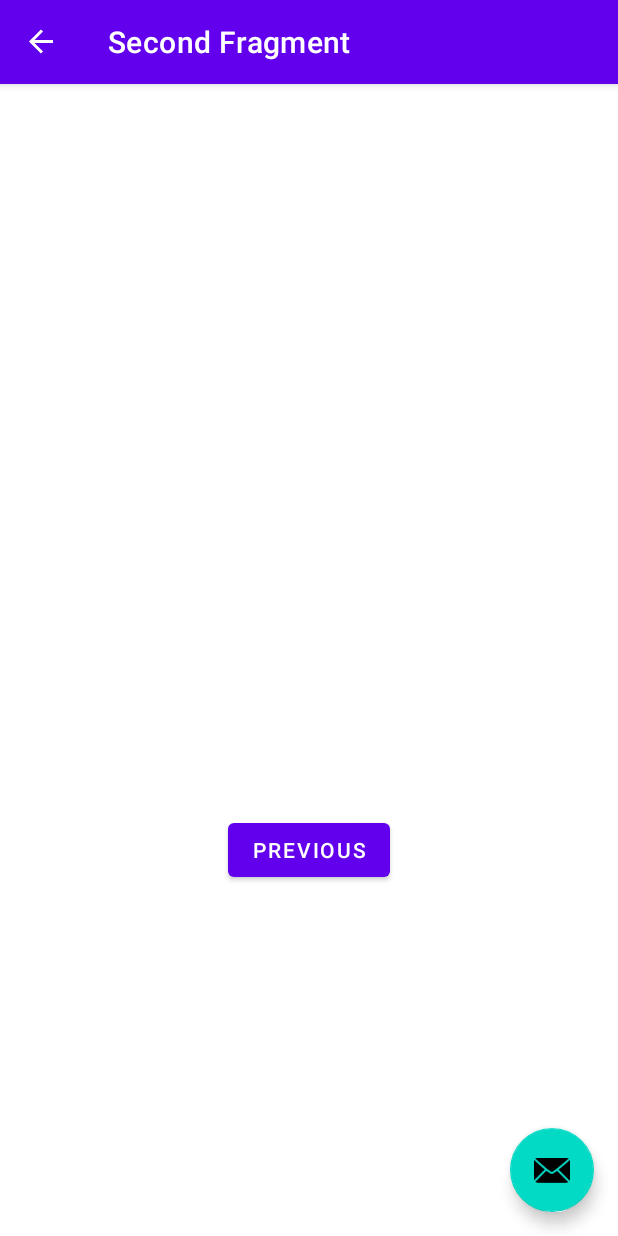
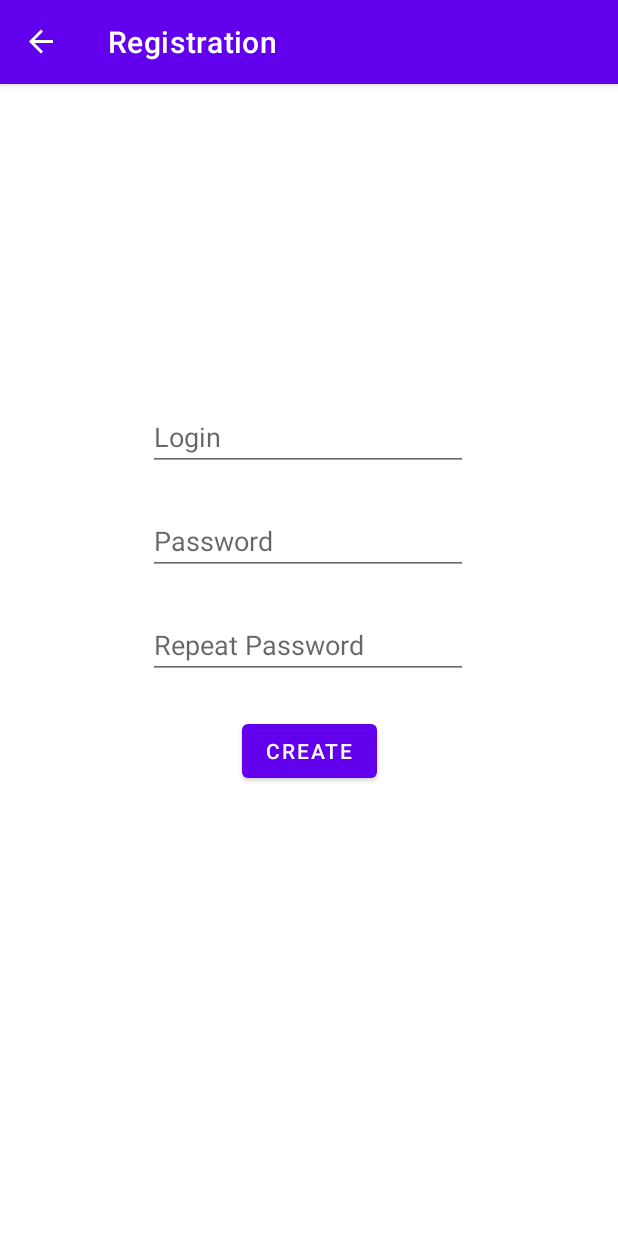
Before and after one commit to advasileva/CryptoNetwork, an Android app: the RegistrationFragment screen opened through its navigation route, on a phone screen of 412 x 824 dp. Run offline under Robolectric (Android 15) with nearby library versions, the phone set to English and light mode, and no system bars; our stand-ins replace navigation-ui.

Commit message:
auth and registr added

```diff
--- a/CryptoNetworkApp/app/src/main/java/com/example/cryptonetwork/ui/account/AccountFragment.kt
+++ b/CryptoNetworkApp/app/src/main/java/com/example/cryptonetwork/ui/account/AccountFragment.kt
@@ -38,7 +38,6 @@ class AccountFragment : Fragment() {
 
         val loginButton: Button = binding.loginButton
         loginButton.setOnClickListener {
-            loginButton.text = "New Text"
             val intent = Intent(context, IdentificationActivity::class.java).apply {
                 putExtra("keyIdentifier", 1)
                 startActivity(this)
--- a/CryptoNetworkApp/app/src/main/java/com/example/cryptonetwork/ui/identification/IdentificationActivity.kt
+++ b/CryptoNetworkApp/app/src/main/java/com/example/cryptonetwork/ui/identification/IdentificationActivity.kt
@@ -27,11 +27,6 @@ class IdentificationActivity : AppCompatActivity() {
         val navController = findNavController(R.id.nav_host_fragment_content_login)
         appBarConfiguration = AppBarConfiguration(navController.graph)
         setupActionBarWithNavController(navController, appBarConfiguration)
-
-        binding.fab.setOnClickListener { view ->
-            Snackbar.make(view, "Replace with your own action", Snackbar.LENGTH_LONG)
-                .setAction("Action", null).show()
-        }
     }
 
     override fun onSupportNavigateUp(): Boolean {
--- a/CryptoNetworkApp/app/src/main/java/com/example/cryptonetwork/ui/identification/LoginFragment.kt
+++ b/CryptoNetworkApp/app/src/main/java/com/example/cryptonetwork/ui/identification/LoginFragment.kt
@@ -35,7 +35,7 @@ class LoginFragment : Fragment() {
     override fun onViewCreated(view: View, savedInstanceState: Bundle?) {
         super.onViewCreated(view, savedInstanceState)
 
-        binding.buttonFirst.setOnClickListener {
+        binding.buttonToregistr.setOnClickListener {
             findNavController().navigate(R.id.action_FirstFragment_to_SecondFragment)
         }
     }
--- a/CryptoNetworkApp/app/src/main/java/com/example/cryptonetwork/ui/identification/RegistrationFragment.kt
+++ b/CryptoNetworkApp/app/src/main/java/com/example/cryptonetwork/ui/identification/RegistrationFragment.kt
@@ -34,9 +34,9 @@ class RegistrationFragment : Fragment() {
     override fun onViewCreated(view: View, savedInstanceState: Bundle?) {
         super.onViewCreated(view, savedInstanceState)
 
-        binding.buttonSecond.setOnClickListener {
-            findNavController().navigate(R.id.action_SecondFragment_to_FirstFragment)
-        }
+//        binding.buttonRegistr.setOnClickListener {
+//            findNavController().navigate(R.id.action_SecondFragment_to_FirstFragment)
+//        }
     }
 
     override fun onDestroyView() {
--- a/CryptoNetworkApp/app/src/main/res/layout/activity_login.xml
+++ b/CryptoNetworkApp/app/src/main/res/layout/activity_login.xml
@@ -22,13 +22,4 @@
 
     <include layout="@layout/content_login" />
 
-    <com.google.android.material.floatingactionbutton.FloatingActionButton
-        android:id="@+id/fab"
-        android:layout_width="wrap_content"
-        android:layout_height="wrap_content"
-        android:layout_gravity="bottom|end"
-        android:layout_marginEnd="@dimen/fab_margin"
-        android:layout_marginBottom="16dp"
-        app:srcCompat="@android:drawable/ic_dialog_email" />
-
 </androidx.coordinatorlayout.widget.CoordinatorLayout>
--- a/CryptoNetworkApp/app/src/main/res/layout/fragment_account.xml
+++ b/CryptoNetworkApp/app/src/main/res/layout/fragment_account.xml
@@ -24,7 +24,7 @@
         android:id="@+id/login_button"
         android:layout_width="wrap_content"
         android:layout_height="wrap_content"
-        android:text="Button"
+        android:text="@string/tologin"
         app:layout_constraintBottom_toBottomOf="parent"
         app:layout_constraintEnd_toEndOf="parent"
         app:layout_constraintStart_toStartOf="parent"
--- a/CryptoNetworkApp/app/src/main/res/layout/fragment_registration.xml
+++ b/CryptoNetworkApp/app/src/main/res/layout/fragment_registration.xml
@@ -6,22 +6,53 @@
     android:layout_height="match_parent"
     tools:context=".ui.identification.RegistrationFragment">
 
-    <TextView
-        android:id="@+id/textview_second"
+    <Button
+        android:id="@+id/button_registr"
         android:layout_width="wrap_content"
         android:layout_height="wrap_content"
-        app:layout_constraintBottom_toTopOf="@id/button_second"
+        android:layout_marginTop="24dp"
+        android:text="@string/registr"
         app:layout_constraintEnd_toEndOf="parent"
         app:layout_constraintStart_toStartOf="parent"
-        app:layout_constraintTop_toTopOf="parent" />
+        app:layout_constraintTop_toBottomOf="@+id/repeatpassword" />
 
-    <Button
-        android:id="@+id/button_second"
+    <EditText
+        android:id="@+id/login"
         android:layout_width="wrap_content"
         android:layout_height="wrap_content"
-        android:text="@string/previous"
+        android:ems="10"
+        android:hint="Login"
+        android:inputType="textPersonName"
         app:layout_constraintBottom_toBottomOf="parent"
         app:layout_constraintEnd_toEndOf="parent"
+        app:layout_constraintHorizontal_bias="0.497"
         app:layout_constraintStart_toStartOf="parent"
-        app:layout_constraintTop_toBottomOf="@id/textview_second" />
+        app:layout_constraintTop_toTopOf="parent"
+        app:layout_constraintVertical_bias="0.294" />
+
+    <EditText
+        android:id="@+id/password"
+        android:layout_width="wrap_content"
+        android:layout_height="wrap_content"
+        android:layout_marginTop="24dp"
+        android:ems="10"
+        android:hint="Password"
+        android:inputType="textPassword"
+        app:layout_constraintEnd_toEndOf="parent"
+        app:layout_constraintHorizontal_bias="0.497"
+        app:layout_constraintStart_toStartOf="parent"
+        app:layout_constraintTop_toBottomOf="@+id/login" />
+
+    <EditText
+        android:id="@+id/repeatpassword"
+        android:layout_width="wrap_content"
+        android:layout_height="wrap_content"
+        android:layout_marginTop="24dp"
+        android:ems="10"
+        android:hint="Repeat Password"
+        android:inputType="textPassword"
+        app:layout_constraintEnd_toEndOf="parent"
+        app:layout_constraintHorizontal_bias="0.497"
+        app:layout_constraintStart_toStartOf="parent"
+        app:layout_constraintTop_toBottomOf="@+id/password" />
 </androidx.constraintlayout.widget.ConstraintLayout>
--- a/CryptoNetworkApp/app/src/main/res/values/strings.xml
+++ b/CryptoNetworkApp/app/src/main/res/values/strings.xml
@@ -5,11 +5,10 @@
     <string name="title_account">Account</string>
     <string name="title_activity_login">LoginActivity</string>
     <!-- Strings used for fragments for navigation -->
-    <string name="first_fragment_label">First Fragment</string>
-    <string name="second_fragment_label">Second Fragment</string>
-    <string name="next">Next</string>
-    <string name="previous">Previous</string>
-
-    <string name="hello_first_fragment">Hello first fragment</string>
-    <string name="hello_second_fragment">Hello second fragment. Arg: %1$s</string>
+    <string name="first_fragment_label">Authorization</string>
+    <string name="second_fragment_label">Registration</string>
+    <string name="login">Log In</string>
+    <string name="tologin">Enter in account</string>
+    <string name="toregistr">Create account</string>
+    <string name="registr">Create</string>
 </resources>
```
Also changed, not shown: CryptoNetworkApp/app/src/main/res/layout/fragment_login.xml (+38 -8 lines).
